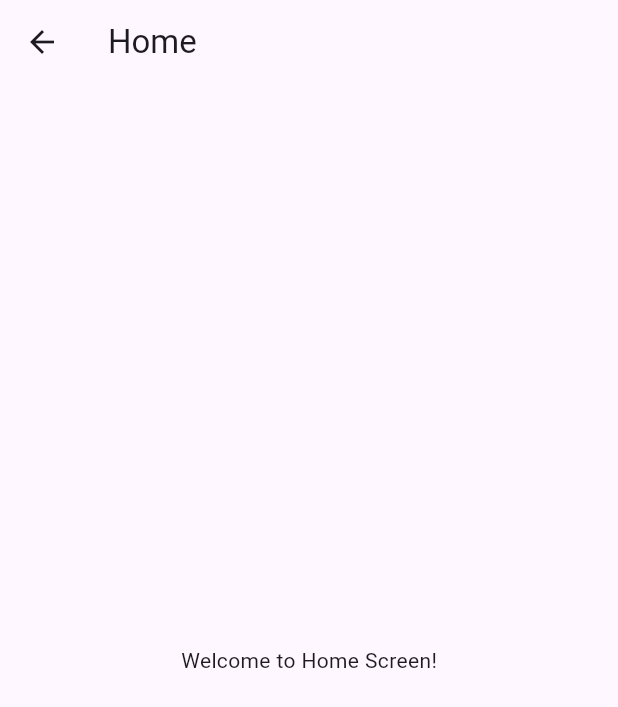
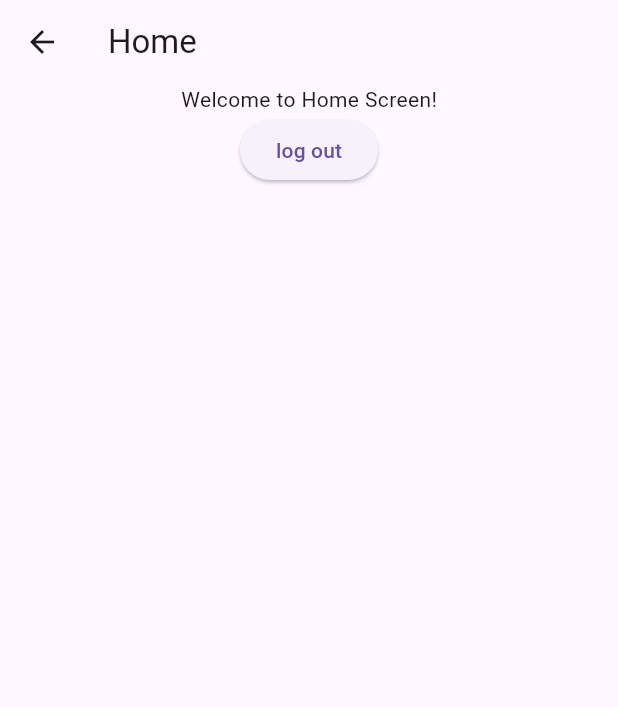
Before and after one commit to nerisius/CS310-Mobile-App, a Flutter app: the HomeScreen screen opened by its route, on a phone screen of 412 x 824 dp. Shown: the top 707 px of the screen. Run offline on Flutter 3.47's test engine with Material 3 defaults, Android fonts, the phone set to English and light mode, and no system bars; our stand-ins replace shared_preferences; accounts and stored records are empty.

Commit message:
Add button to navigate to login screen
Updated the home screen layout to include a button for navigation.

```diff
--- a/lib/screens/home_screen.dart
+++ b/lib/screens/home_screen.dart
@@ -7,8 +7,15 @@ class HomeScreen extends StatelessWidget {
   Widget build(BuildContext context) {
     return Scaffold(
       appBar: AppBar(title: const Text("Home")),
-      body: const Center(
-        child: Text("Welcome to Home Screen!"),
+      body: Center(
+        child:Column(
+          children: [
+            Text(
+            "Welcome to Home Screen!"),
+            ElevatedButton(onPressed: () => Navigator.pushNamed(context, '/login'),
+                child: Text('log out')),
+          ]
+        ),
       ),
     );
   }
```
